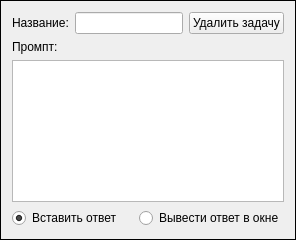
First picture: the form in taskwidget.ui, repository staridan/desktop-llm-helper, before the edit.
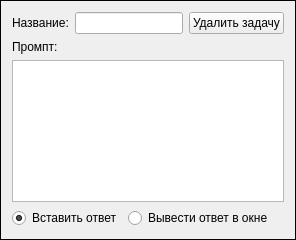
Second picture: the form after the edit.

Patch:
```diff
--- a/taskwidget.ui
+++ b/taskwidget.ui
@@ -57,6 +57,9 @@
    </item>
    <item>
     <layout class="QHBoxLayout" name="horizontalLayoutOptions">
+     <property name="alignment">
+      <set>Qt::AlignLeft</set>
+     </property>
      <item>
       <widget class="QRadioButton" name="radioInsert">
        <property name="text">
```
